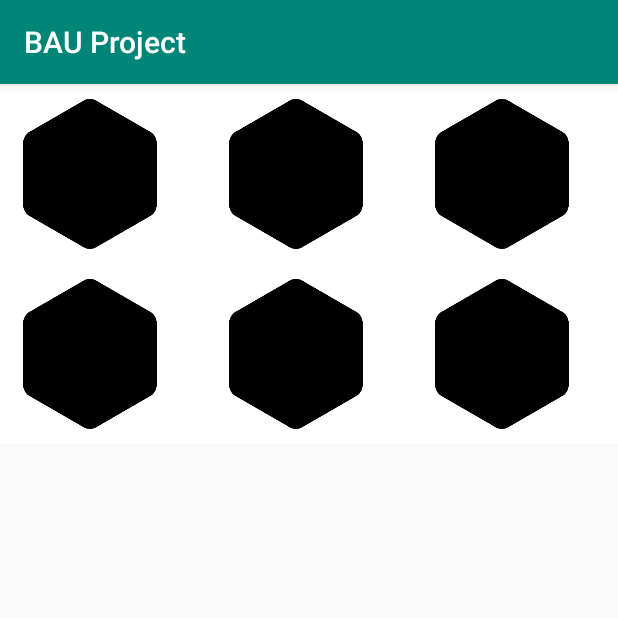
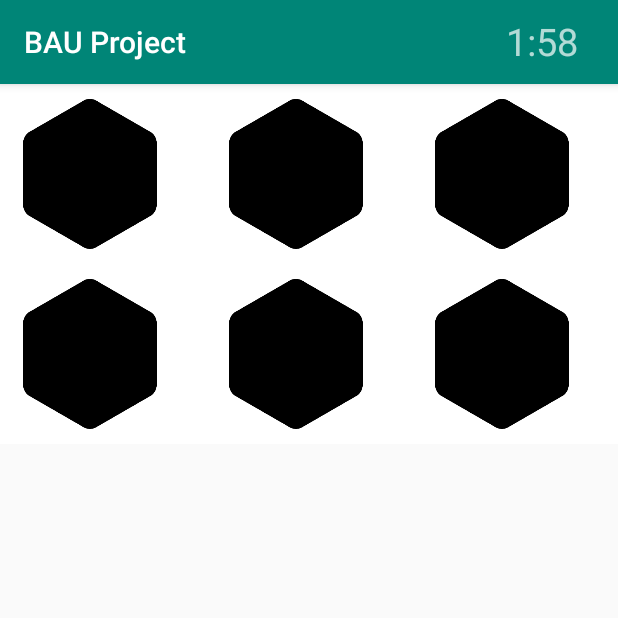
Before and after one commit to Creskendoll/BAU-Kotlin-Project, an Android app: the GameActivity screen opened directly, with no data from a screen before it, on a phone screen of 412 x 824 dp, the top half of it. Run offline under Robolectric (Android 15) with nearby library versions, the phone set to English and light mode, and no system bars.

Commit message:
timer, toolbar

```diff
--- a/app/src/main/java/com/kenansoylu/bauproject/activity/GameActivity.kt
+++ b/app/src/main/java/com/kenansoylu/bauproject/activity/GameActivity.kt
@@ -3,21 +3,26 @@ package com.kenansoylu.bauproject.activity
 import android.animation.AnimatorInflater
 import android.animation.AnimatorSet
 import android.os.Bundle
+import android.os.CountDownTimer
 import android.os.Handler
 import android.util.Log
+import android.view.Menu
 import android.view.View
 import android.view.ViewGroup
 import android.widget.FrameLayout
+import android.widget.TextView
 import androidx.appcompat.app.AppCompatActivity
 import androidx.recyclerview.widget.GridLayoutManager
 import com.kenansoylu.bauproject.R
 import com.kenansoylu.bauproject.adapter.GameBoardAdapter
 import com.kenansoylu.bauproject.data.CardData
+import com.kenansoylu.bauproject.misc.Helpers
 import kotlinx.android.synthetic.main.activity_game.*
 import kotlin.math.ceil
+import kotlin.math.roundToInt
+
 
 class GameActivity : AppCompatActivity() {
-    private val LEVEL = 1
 
     private val cardImages = listOf(
         R.mipmap.go,
@@ -38,7 +43,11 @@ class GameActivity : AppCompatActivity() {
     private var openCardData: CardData? = null
     private var openCard: View? = null
 
-    private var gameSize = 2 * LEVEL + 4
+    private var gameSize = 6
+
+    private lateinit var timerTxt : TextView
+    private lateinit var scoreTxt : TextView
+    private lateinit var timer : CountDownTimer
 
     override fun onCreate(savedInstanceState: Bundle?) {
         super.onCreate(savedInstanceState)
@@ -47,6 +56,47 @@ class GameActivity : AppCompatActivity() {
 
         initGame()
     }
+
+    override fun onCreateOptionsMenu(menu: Menu?): Boolean {
+        menuInflater.inflate(R.menu.game_toolbar, menu)
+
+        // TODO: Remove title from toolbar
+        actionBar?.run{
+            setDisplayShowTitleEnabled(false)
+        }
+
+        menu?.let {
+            val menuTimer = it.findItem(R.id.menu_timer)
+            timerTxt = menuTimer.actionView as TextView
+            timerTxt.textSize = 25f
+            timerTxt.setPadding(0,0,20,0)
+
+            val menuScore = it.findItem(R.id.menu_score)
+            scoreTxt = menuScore.actionView as TextView
+            scoreTxt.textSize = 25f
+            scoreTxt.setPadding(20,0,0,0)
+        }
+
+        startTimer(120000,1000)
+
+        return super.onCreateOptionsMenu(menu)
+    }
+
+
+    private fun startTimer(duration: Long, interval: Long) {
+        timer = object : CountDownTimer(duration, interval) {
+            override fun onFinish() { //TODO Whatever's meant to happen when it finishes
+            }
+
+            override fun onTick(millisecondsLeft: Long) {
+                val secondsLeft =
+                    (millisecondsLeft / 1000.toDouble()).roundToInt()
+                timerTxt.text = Helpers.secondsToString(secondsLeft)
+            }
+        }
+        timer.start()
+    }
+
 
     private fun flipCard(cardView: View) {
         // Animators have to be loaded separately for each view
@@ -135,16 +185,24 @@ class GameActivity : AppCompatActivity() {
                     if(resolvedCards.size == gameSize){
                         // If all the cards are opened
                         Log.d("GAME", "Next level")
-                        gameSize += 2
 
+                        // flip back the open cards and init a new game
+                        val baseDelay = 400L
+                        val incrementDelay = 50L
+                        val totalDelay = baseDelay*2 + (gameSize*incrementDelay)
+                        getViewsByTag(gameBoardRV, "back_visible").forEachIndexed { index, view->
+                            val delay = baseDelay + (index * incrementDelay)
+                            Handler().postDelayed({
+                                flipCard(view)
+                            }, delay)
+                        }
+
+                        // init a new game
                         Handler().postDelayed({
-                            resolvedCards.forEach {
-                                flipCard(it.first)
-                            }
                             resolvedCards.removeAll { true }
+                            gameSize += 2
                             initGame()
-                        }, 800)
-
+                        }, totalDelay)
                     }
                 } else {
                     // If cards don't match
--- /dev/null
+++ b/app/src/main/java/com/kenansoylu/bauproject/misc/Helpers.kt
@@ -0,0 +1,30 @@
+package com.kenansoylu.bauproject.misc
+
+import android.text.format.Time
+
+class Helpers {
+    companion object {
+        // https://stackoverflow.com/questions/17430477/is-it-possible-to-add-a-timer-to-the-actionbar-on-android
+        fun secondsToString(improperSeconds: Int): String? { //Seconds must be fewer than are in a day
+            val secConverter = Time()
+            secConverter.hour = 0
+            secConverter.minute = 0
+            secConverter.second = 0
+            secConverter.second = improperSeconds
+            secConverter.normalize(true)
+//            var hours: String = java.lang.String.valueOf(secConverter.hour)
+            val minutes: String = java.lang.String.valueOf(secConverter.minute)
+            var seconds: String = java.lang.String.valueOf(secConverter.second)
+            if (seconds.length < 2) {
+                seconds = "0$seconds"
+            }
+//            if (minutes.length < 2) {
+//                minutes = "0$minutes"
+//            }
+//            if (hours.length < 2) {
+//                hours = "0$hours"
+//            }
+            return "$minutes:$seconds"
+        }
+    }
+}
--- a/app/src/main/res/layout/activity_game.xml
+++ b/app/src/main/res/layout/activity_game.xml
@@ -1,12 +1,13 @@
 <?xml version="1.0" encoding="utf-8"?>
-<RelativeLayout
-    xmlns:android="http://schemas.android.com/apk/res/android"
+<RelativeLayout xmlns:android="http://schemas.android.com/apk/res/android"
     xmlns:tools="http://schemas.android.com/tools"
     android:layout_width="match_parent"
-    android:layout_height="match_parent">
+    android:layout_height="match_parent"
+    xmlns:app="http://schemas.android.com/apk/res-auto">
 
     <androidx.appcompat.widget.Toolbar
         android:id="@+id/game_toolbar"
+        app:title=""
         android:layout_width="match_parent"
         android:layout_height="wrap_content"
         android:elevation="4dp"
--- /dev/null
+++ b/app/src/main/res/menu/game_toolbar.xml
@@ -0,0 +1,19 @@
+<?xml version="1.0" encoding="utf-8"?>
+<menu xmlns:android="http://schemas.android.com/apk/res/android"
+    xmlns:compatibility="http://schemas.android.com/apk/res-auto"
+    xmlns:tools="http://schemas.android.com/tools">
+
+    <item android:id="@+id/menu_timer"
+        tools:title="0:00"
+        android:title="time"
+        compatibility:showAsAction="ifRoom"
+        compatibility:actionViewClass="android.widget.TextView" />
+
+
+    <item android:id="@+id/menu_score"
+        tools:title="0"
+        android:title="0"
+        compatibility:showAsAction="ifRoom"
+        compatibility:actionViewClass="android.widget.TextView" />
+
+</menu>
```
Also changed, not shown: app/src/main/res/mipmap-xxxhdpi/cs.png.
